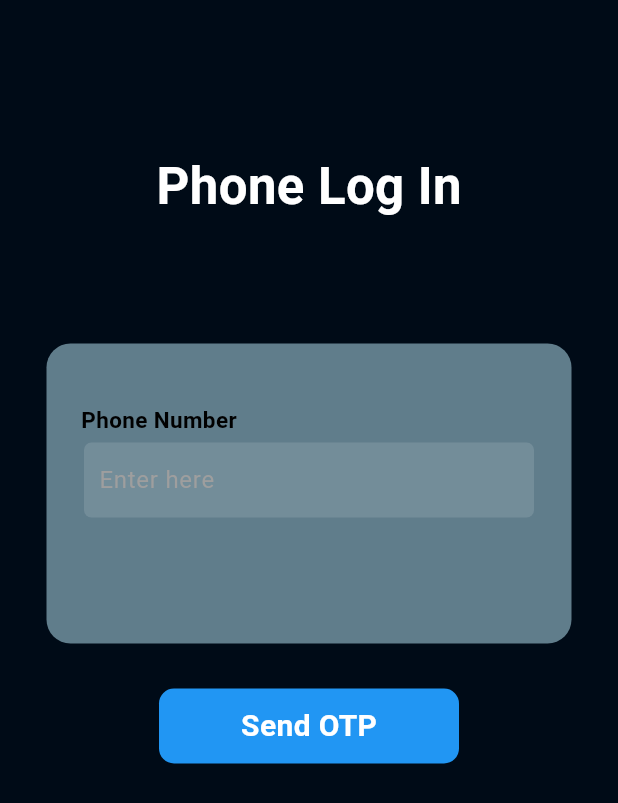
After one commit to shabeebalitt/FireBase_Base_satt, a Flutter app: the screen it shows after launch, after a tap on "Number", on a phone screen of 412 x 824 dp. The commit adds this screen. Shown: the top 803 px of the screen. Run offline on Flutter 3.47's test engine with Material 2 defaults, Android fonts, the phone set to English and light mode, and no system bars; our stand-ins replace firebase_auth, firebase_core, fluttertoast, font_awesome_flutter; accounts and stored records are empty; network calls fail.

```diff
--- /dev/null
+++ b/lib/phone_login.dart
@@ -0,0 +1,117 @@
+import 'package:firebase_auth/firebase_auth.dart';
+import 'package:firebase_base/verify_screen.dart';
+import 'package:flutter/material.dart';
+
+import 'flutter_toast.dart';
+class PhoneLogIn extends StatefulWidget {
+  const PhoneLogIn({super.key});
+
+  @override
+  State<PhoneLogIn> createState() => _PhoneLogInState();
+}
+TextEditingController phone = TextEditingController();
+FirebaseAuth auth = FirebaseAuth.instance;
+class _PhoneLogInState extends State<PhoneLogIn> {
+  @override
+  Widget build(BuildContext context) {
+    return Scaffold(
+      backgroundColor: Color(0xff000B17),
+      body: SingleChildScrollView(
+        child: Column(
+          children: [
+            SizedBox(height: 100,),
+            Text("Phone Log In",
+              style: TextStyle(
+                color: Colors.white,
+                fontSize: 34,
+                fontWeight: FontWeight.w700,
+              ),),
+            SizedBox(height: 80,),
+            Center(
+              child: Container(width: 350,
+                height: 200,
+                decoration: BoxDecoration(
+                  borderRadius: BorderRadius.circular(16),
+                  color: Colors.blueGrey,
+                ),
+                child: Column(
+                  children: [
+                    SizedBox(height: 40,),
+                    Padding(
+                      padding:EdgeInsets.only(right: 200),
+                      child: Text("Phone Number",
+                        style: TextStyle(
+                          color: Colors.black,
+                          fontWeight: FontWeight.w600,
+                          fontSize: 15,
+                        ),),
+                    ),
+                    SizedBox(height: 5,),
+                    Container(
+                      width: 300,
+                      height: 50,
+                      decoration: BoxDecoration(
+                          borderRadius: BorderRadius.circular(5),
+                          color: Colors.white12
+                      ),
+                      child: Center(
+                        child: SizedBox(
+                          width: 280,
+                          child: TextFormField(controller: phone,
+                            keyboardType: TextInputType.phone,
+                            decoration: InputDecoration(
+                                focusedBorder: InputBorder.none,
+                                enabledBorder: InputBorder.none,
+                                hintText: "Enter here",
+                                hintStyle: TextStyle(
+                                    color: Colors.grey
+                                )
+                            ),
+                          ),
+                        ),
+                      ),
+                    ),
+                  ],
+                ),),
+            ),
+            SizedBox(height: 30,),
+
+            GestureDetector(
+              onTap: () {
+                auth.verifyPhoneNumber(phoneNumber: phone.text,verificationCompleted: (_){},
+                    verificationFailed: (e){
+                      ToastMessage().toastmessage(message: e.toString());
+                    },
+                    codeSent: (String verificationId,int? token){
+                      Navigator.of(context).push(MaterialPageRoute(builder: (BuildContext a)=>VerifyScreen(verificationId: verificationId,)));
+
+                    },
+                    codeAutoRetrievalTimeout: (e){
+                      ToastMessage().toastmessage(message: e.toString());
+                    });
+              },
+              child: Container(
+                width: 200,
+                height: 50,
+                decoration: BoxDecoration(
+                    borderRadius: BorderRadius.circular(10),
+                    color: Colors.blue
+                ),
+                child: Center(
+                  child: Text(
+                    "Send OTP",
+                    style: TextStyle(
+                        color: Colors.white,
+                        fontWeight: FontWeight.w600,
+                        fontSize: 20
+                    ),
+                  ),
+                ),
+              ),
+            )
+          ],
+        ),
+      ),
+    );
+  }
+}
--- a/lib/sing_up.dart
+++ b/lib/sing_up.dart
@@ -1,5 +1,6 @@
 import "package:firebase_auth/firebase_auth.dart";
 import "package:firebase_base/login.dart";
+import "package:firebase_base/phone_login.dart";
 import "package:flutter/material.dart";
 import "package:font_awesome_flutter/font_awesome_flutter.dart";
 
@@ -171,7 +172,11 @@ class _SignUpState extends State<SignUp> {
                         ],
                       ),
                       SizedBox(width: 20,),
-                      Column(
+                      GestureDetector(
+                        onTap: () {
+                          Navigator.of(context).push(MaterialPageRoute(builder: (context) => PhoneLogIn(),));
+                        },
+                        child: Column(
                           children: [
                             FaIcon(FontAwesomeIcons.mobile,size: 24,color: Colors.limeAccent,),
                             Text("Number",
@@ -179,6 +184,7 @@ class _SignUpState extends State<SignUp> {
                               color: Colors.white
                             ),)
                           ],
+                        ),
                       )
                     ],
                   )
```
Also changed, not shown: lib/verify_screen.dart (added, +132 -0 lines). Lines whose indentation alone changed are shown as unchanged.
